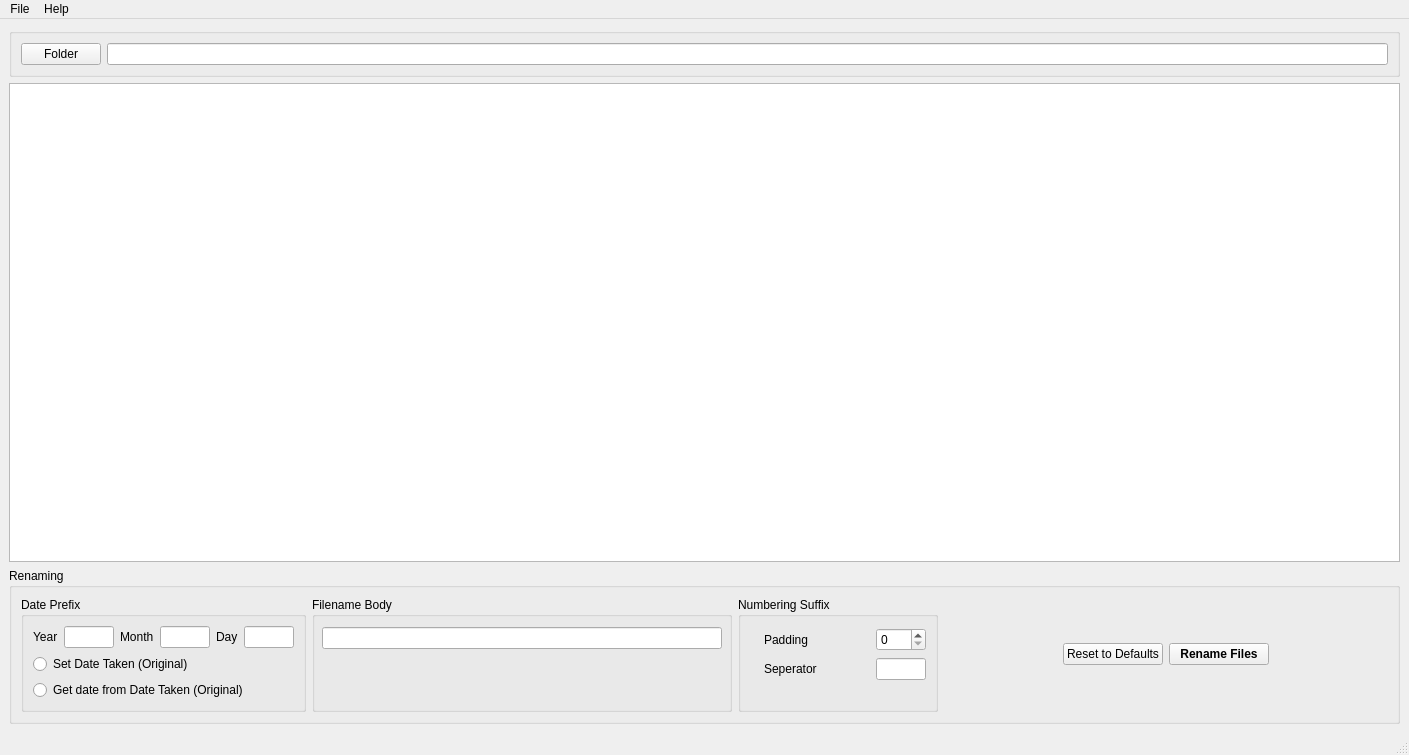
Old version of the form View/media_file_renamer.ui in the repository Thentoxd/MediaFileRenamer.
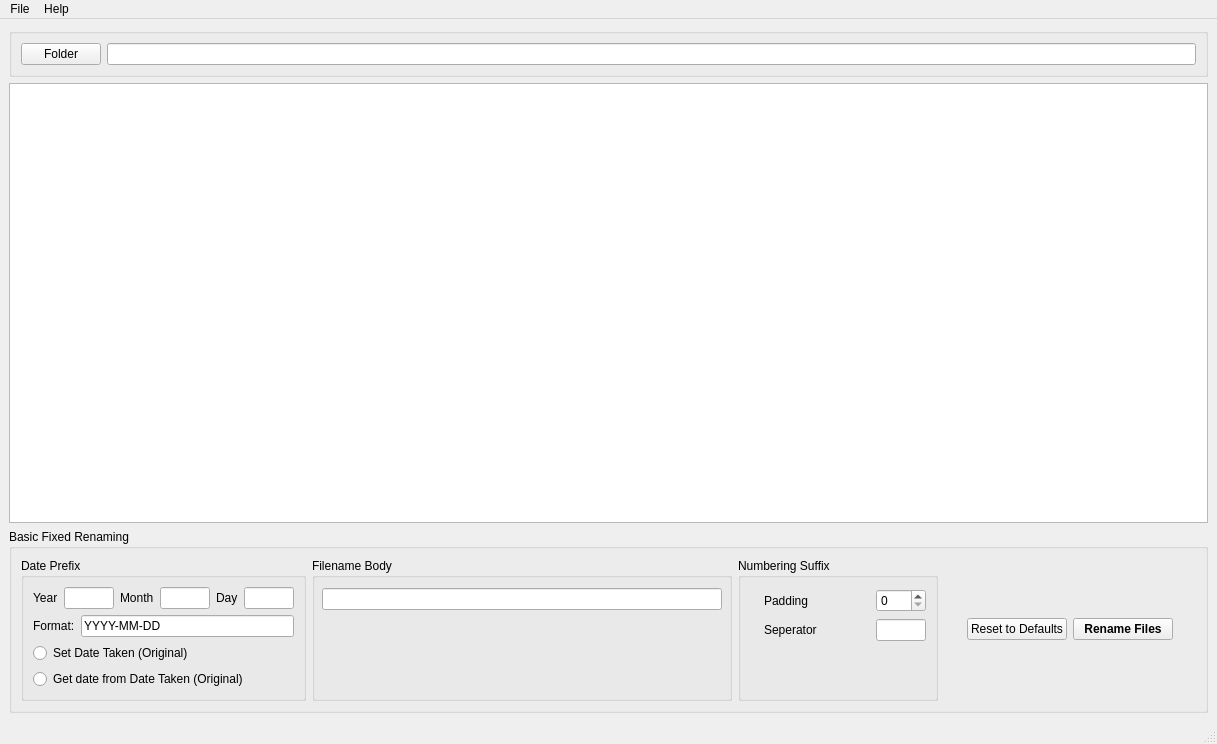
New version of the form.

Commit message: Removed controller concept and added Date format UI field

```diff
--- a/View/media_file_renamer.ui
+++ b/View/media_file_renamer.ui
@@ -6,8 +6,8 @@
    <rect>
     <x>0</x>
     <y>0</y>
-    <width>1409</width>
-    <height>755</height>
+    <width>1217</width>
+    <height>744</height>
    </rect>
   </property>
   <property name="sizePolicy">
@@ -70,7 +70,7 @@
          </sizepolicy>
         </property>
         <property name="title">
-         <string>Renaming</string>
+         <string>Basic Fixed Renaming</string>
         </property>
         <layout class="QHBoxLayout" name="horizontalLayout_5">
          <item>
@@ -170,6 +170,24 @@
               </item>
              </layout>
             </item>
+            <item>
+             <layout class="QHBoxLayout" name="horizontalLayout_3">
+              <item>
+               <widget class="QLabel" name="label_6">
+                <property name="text">
+                 <string>Format:</string>
+                </property>
+               </widget>
+              </item>
+              <item>
+               <widget class="QLineEdit" name="dateFormat_lineEdit">
+                <property name="text">
+                 <string>YYYY-MM-DD</string>
+                </property>
+               </widget>
+              </item>
+             </layout>
+            </item>
             <item>
              <widget class="QRadioButton" name="radioButton_2">
               <property name="text">
@@ -383,7 +401,7 @@
     <rect>
      <x>0</x>
      <y>0</y>
-     <width>1409</width>
+     <width>1217</width>
      <height>33</height>
     </rect>
    </property>
```
Left out of the diff: 2 changed lines with no effect on the pictures. The commit also changes 5 other files.
